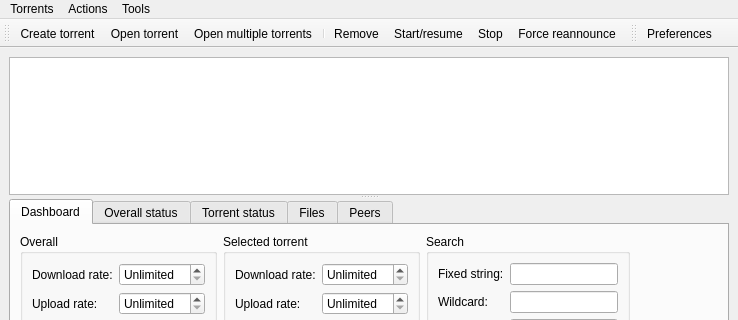
First picture: the form in src/plugins/torrent/mainwindow.ui, repository 0xd34df00d/leechcraft, before the edit; both pictures show x 0 to 738 and y 0 to 320 of the 738 by 640 pixel window.
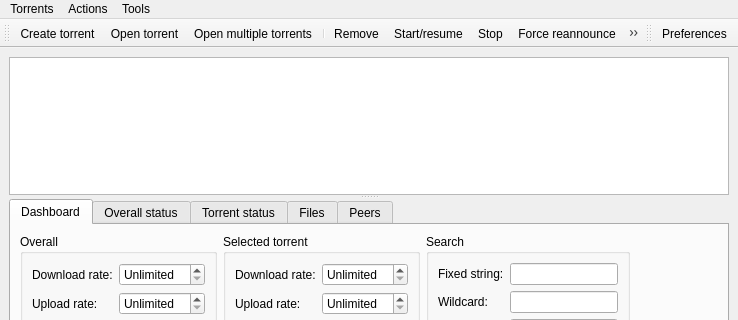
Second picture: the form after the edit. The open tabs and pages were chosen to show the change. Icons and pictures are not drawn. Custom widgets are drawn as their Qt base class.

Commit message: + BitTorrent: FS#92: Change trackers URLs.

The edit to the form file:
```diff
--- a/src/plugins/torrent/mainwindow.ui
+++ b/src/plugins/torrent/mainwindow.ui
@@ -1178,6 +1178,7 @@
    <addaction name="Resume_" />
    <addaction name="Stop_" />
    <addaction name="ForceReannounce_" />
+   <addaction name="ChangeTrackers_" />
   </widget>
   <widget class="QToolBar" name="toolBar_2" >
    <property name="windowTitle" >
@@ -1267,6 +1268,11 @@
     <string>Open multiple torrents</string>
    </property>
   </action>
+  <action name="ChangeTrackers_" >
+   <property name="text" >
+    <string>Change trackers</string>
+   </property>
+  </action>
  </widget>
  <customwidgets>
   <customwidget>
```
Left out of the diff: 3 changed lines with no effect on the pictures. The commit also changes 9 other files.
